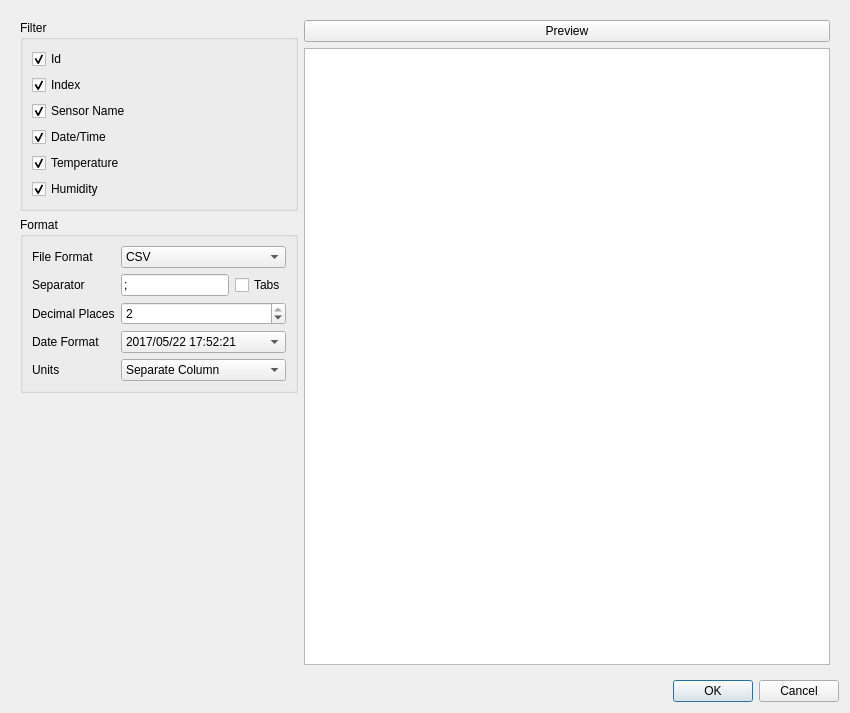
Before: the Qt Designer form manager/src/ExportPicDialog.ui in porkmarks/sense, drawn with Qt 5.
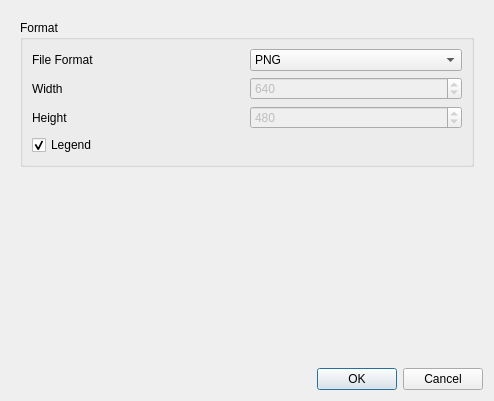
After: the same form once the commit is applied. Icons and pictures are not drawn.

Commit message: Added plot smoothing Added removable bubbles Added export-to-pic option

The edit to the form file:
```diff
--- a/manager/src/ExportPicDialog.ui
+++ b/manager/src/ExportPicDialog.ui
@@ -6,8 +6,8 @@
    <rect>
     <x>0</x>
     <y>0</y>
-    <width>850</width>
-    <height>713</height>
+    <width>494</width>
+    <height>401</height>
    </rect>
   </property>
   <property name="windowTitle">
@@ -22,7 +22,7 @@
        <height>0</height>
       </size>
      </property>
-     <layout class="QHBoxLayout" name="horizontalLayout_3" stretch="0,100">
+     <layout class="QHBoxLayout" name="horizontalLayout_3" stretch="0">
       <item>
        <widget class="QWidget" name="widget" native="true">
         <property name="minimumSize">
@@ -44,109 +44,35 @@
          <property name="bottomMargin">
           <number>0</number>
          </property>
-         <item>
-          <widget class="QGroupBox" name="horizontalGroupBox">
-           <property name="title">
-            <string>Filter</string>
-           </property>
-           <layout class="QHBoxLayout" name="horizontalLayout">
-            <item>
-             <layout class="QGridLayout" name="gridLayout">
-              <item row="5" column="0" colspan="2">
-               <widget class="QCheckBox" name="exportTemperature">
-                <property name="text">
-                 <string>Temperature</string>
-                </property>
-                <property name="icon">
-                 <iconset resource="../res/res.qrc">
-                  <normaloff>:/icons/ui/temperature.png</normaloff>:/icons/ui/temperature.png</iconset>
-                </property>
-                <property name="checked">
-                 <bool>true</bool>
-                </property>
-               </widget>
-              </item>
-              <item row="3" column="0" colspan="2">
-               <widget class="QCheckBox" name="exportTimePoint">
-                <property name="text">
-                 <string>Date/Time</string>
-                </property>
-                <property name="icon">
-                 <iconset resource="../res/res.qrc">
-                  <normaloff>:/icons/ui/today.png</normaloff>:/icons/ui/today.png</iconset>
-                </property>
-                <property name="checked">
-                 <bool>true</bool>
-                </property>
-               </widget>
-              </item>
-              <item row="6" column="0" colspan="2">
-               <widget class="QCheckBox" name="exportHumidity">
-                <property name="text">
-                 <string>Humidity</string>
-                </property>
-                <property name="icon">
-                 <iconset resource="../res/res.qrc">
-                  <normaloff>:/icons/ui/humidity.png</normaloff>:/icons/ui/humidity.png</iconset>
-                </property>
-                <property name="checked">
-                 <bool>true</bool>
-                </property>
-               </widget>
-              </item>
-              <item row="2" column="0" colspan="2">
-               <widget class="QCheckBox" name="exportSensorName">
-                <property name="text">
-                 <string>Sensor Name</string>
-                </property>
-                <property name="icon">
-                 <iconset resource="../res/res.qrc">
-                  <normaloff>:/icons/ui/sensor.png</normaloff>:/icons/ui/sensor.png</iconset>
-                </property>
-                <property name="checked">
-                 <bool>true</bool>
-                </property>
-               </widget>
-              </item>
-              <item row="1" column="0" colspan="2">
-               <widget class="QCheckBox" name="exportIndex">
-                <property name="text">
-                 <string>Index</string>
-                </property>
-                <property name="icon">
-                 <iconset resource="../res/res.qrc">
-                  <normaloff>:/icons/ui/arrow-right.png</normaloff>:/icons/ui/arrow-right.png</iconset>
-                </property>
-                <property name="checked">
-                 <bool>true</bool>
-                </property>
-               </widget>
-              </item>
-              <item row="0" column="0" colspan="2">
-               <widget class="QCheckBox" name="exportId">
-                <property name="text">
-                 <string>Id</string>
-                </property>
-                <property name="icon">
-                 <iconset resource="../res/res.qrc">
-                  <normaloff>:/icons/ui/arrow-right.png</normaloff>:/icons/ui/arrow-right.png</iconset>
-                </property>
-                <property name="checked">
-                 <bool>true</bool>
-                </property>
-               </widget>
-              </item>
-             </layout>
-            </item>
-           </layout>
-          </widget>
-         </item>
          <item>
           <widget class="QGroupBox" name="groupBox">
            <property name="title">
             <string>Format</string>
            </property>
            <layout class="QGridLayout" name="gridLayout_2">
+            <item row="1" column="1">
+             <widget class="QSpinBox" name="width">
+              <property name="enabled">
+               <bool>false</bool>
+              </property>
+              <property name="minimum">
+               <number>100</number>
+              </property>
+              <property name="maximum">
+               <number>3000</number>
+              </property>
+              <property name="value">
+               <number>640</number>
+              </property>
+             </widget>
+            </item>
+            <item row="2" column="0">
+             <widget class="QLabel" name="label_4">
+              <property name="text">
+               <string>Height</string>
+              </property>
+             </widget>
+            </item>
             <item row="0" column="0">
              <widget class="QLabel" name="label_3">
               <property name="text">
@@ -154,112 +80,44 @@
               </property>
              </widget>
             </item>
-            <item row="4" column="0">
-             <widget class="QLabel" name="label_7">
-              <property name="text">
-               <string>Units</string>
-              </property>
-             </widget>
-            </item>
             <item row="1" column="0">
              <widget class="QLabel" name="label_6">
               <property name="text">
-               <string>Separator</string>
-              </property>
-             </widget>
-            </item>
-            <item row="1" column="1">
-             <widget class="QLineEdit" name="separator">
-              <property name="text">
-               <string>;</string>
-              </property>
-              <property name="maxLength">
-               <number>2</number>
+               <string>Width</string>
               </property>
              </widget>
             </item>
             <item row="3" column="0">
-             <widget class="QLabel" name="label_5">
+             <widget class="QCheckBox" name="legend">
               <property name="text">
-               <string>Date Format</string>
+               <string>Legend</string>
               </property>
-             </widget>
-            </item>
-            <item row="2" column="0">
-             <widget class="QLabel" name="label_4">
-              <property name="text">
-               <string>Decimal Places</string>
+              <property name="checked">
+               <bool>true</bool>
               </property>
              </widget>
             </item>
-            <item row="1" column="2">
-             <widget class="QCheckBox" name="tabSeparator">
-              <property name="text">
-               <string>Tabs</string>
+            <item row="2" column="1">
+             <widget class="QSpinBox" name="height">
+              <property name="enabled">
+               <bool>false</bool>
               </property>
+              <property name="minimum">
+               <number>100</number>
+              </property>
+              <property name="maximum">
+               <number>3000</number>
+              </property>
+              <property name="value">
+               <number>480</number>
+              </property>
              </widget>
             </item>
-            <item row="0" column="1" colspan="2">
+            <item row="0" column="1">
              <widget class="QComboBox" name="fileFormat">
               <item>
                <property name="text">
-                <string>CSV</string>
-               </property>
-              </item>
-             </widget>
-            </item>
-            <item row="2" column="1" colspan="2">
-             <widget class="QSpinBox" name="decimalPlaces">
-              <property name="maximum">
-               <number>2</number>
-              </property>
-              <property name="value">
-               <number>2</number>
-              </property>
-             </widget>
-            </item>
-            <item row="3" column="1" colspan="2">
-             <widget class="QComboBox" name="dateFormat">
-              <item>
-               <property name="text">
-                <string>2017/05/22 17:52:21</string>
-               </property>
-              </item>
-              <item>
-               <property name="text">
-                <string>2017-05-22 17:52:21</string>
-               </property>
-              </item>
-              <item>
-               <property name="text">
-                <string>22-05-2017 17:52:21</string>
-               </property>
-              </item>
-              <item>
-               <property name="text">
-                <string>05/22/2017 17:52:21</string>
-               </property>
-              </item>
-             </widget>
-            </item>
-            <item row="4" column="1" colspan="2">
-             <widget class="QComboBox" name="units">
-              <property name="currentIndex">
-               <number>2</number>
-              </property>
-              <item>
-               <property name="text">
-                <string>None</string>
-               </property>
-              </item>
-              <item>
-               <property name="text">
-                <string>Embedded</string>
-               </property>
-              </item>
-              <item>
-               <property name="text">
-                <string>Separate Column</string>
+                <string>PNG</string>
                </property>
               </item>
              </widget>
@@ -283,57 +141,6 @@
         </layout>
        </widget>
       </item>
-      <item>
-       <widget class="QWidget" name="widget_3" native="true">
-        <property name="minimumSize">
-         <size>
-          <width>222</width>
-          <height>0</height>
-         </size>
-        </property>
-        <layout class="QVBoxLayout" name="verticalLayout_3">
-         <property name="leftMargin">
-          <number>0</number>
-         </property>
-         <property name="topMargin">
-          <number>0</number>
-         </property>
-         <property name="rightMargin">
-          <number>0</number>
-         </property>
-         <property name="bottomMargin">
-          <number>0</number>
-         </property>
-         <item>
-          <widget class="QPushButton" name="preview">
-           <property name="font">
-            <font>
-             <family>Cantarell</family>
-            </font>
-           </property>
-           <property name="text">
-            <string>Preview</string>
-           </property>
-          </widget>
-         </item>
-         <item>
-          <widget class="QTextEdit" name="previewText">
-           <property name="font">
-            <font>
-             <family>Courier 10 Pitch</family>
-            </font>
-           </property>
-           <property name="lineWrapMode">
-            <enum>QTextEdit::NoWrap</enum>
-           </property>
-           <property name="readOnly">
-            <bool>true</bool>
-           </property>
-          </widget>
-         </item>
-        </layout>
-       </widget>
-      </item>
      </layout>
     </widget>
    </item>
```
Left out of the diff: 28 changed lines with no effect on the pictures. The commit also changes 13 other files.
